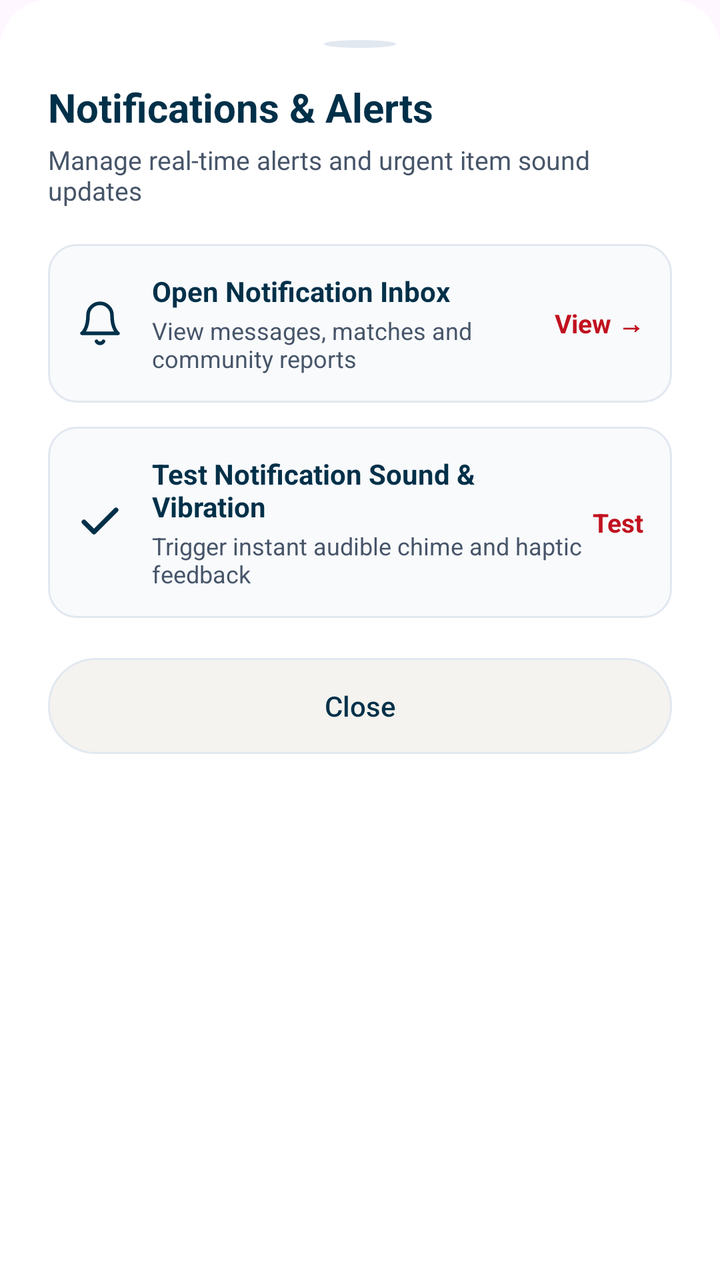
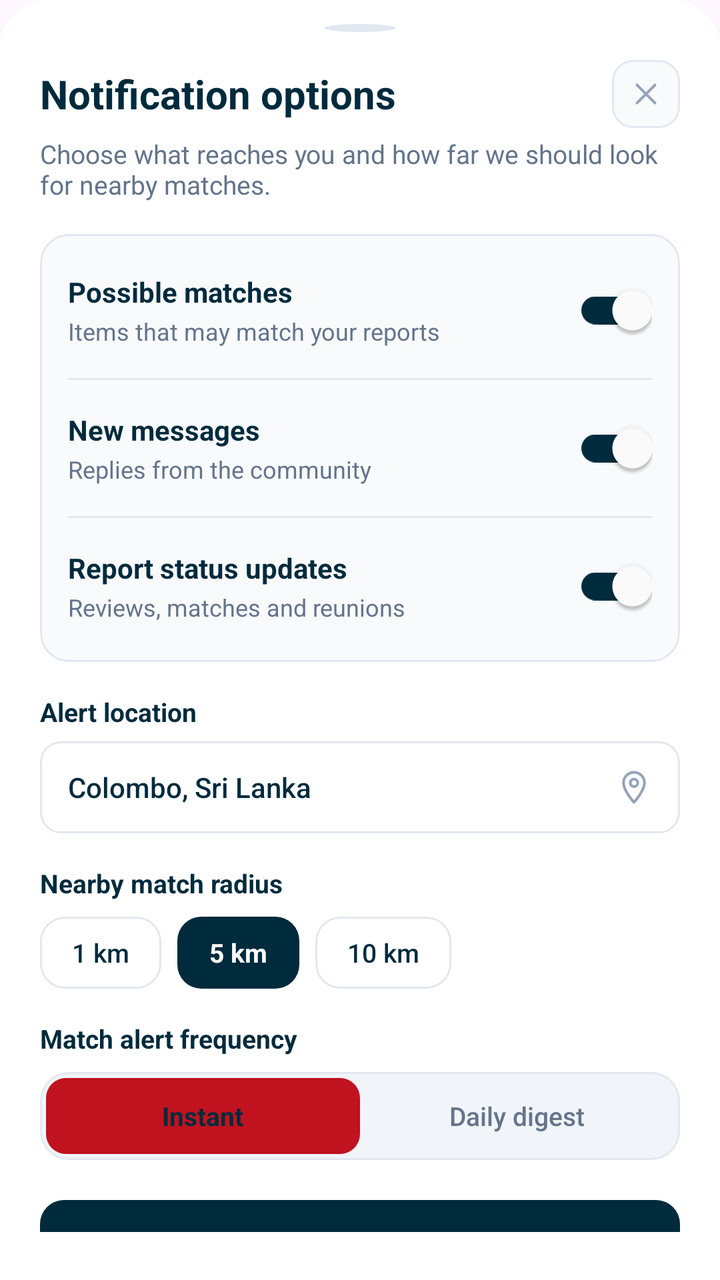

Screens rendered from an Android XML layout before and after an edit, with the pre-edit source and the edit as a unified diff.
<!-- AndroidManifest.xml: application theme Theme.LostAndFound -->
<!-- res/layout/dialog_notification_options.xml -->
<?xml version="1.0" encoding="utf-8"?>
<LinearLayout xmlns:android="http://schemas.android.com/apk/res/android"
    xmlns:app="http://schemas.android.com/apk/res-auto"
    android:layout_width="match_parent"
    android:layout_height="wrap_content"
    android:background="@drawable/bg_bottom_sheet_rounded"
    android:orientation="vertical"
    android:paddingStart="24dp"
    android:paddingTop="20dp"
    android:paddingEnd="24dp"
    android:paddingBottom="24dp">

    <View
        android:layout_width="36dp"
        android:layout_height="4dp"
        android:layout_gravity="center_horizontal"
        android:layout_marginBottom="16dp"
        android:background="@drawable/bg_onboard_dot_inactive" />

    <TextView
        android:layout_width="wrap_content"
        android:layout_height="wrap_content"
        android:fontFamily="sans-serif-bold"
        android:text="Notifications &amp; Alerts"
        android:textColor="@color/text_primary"
        android:textSize="20sp"
        android:textStyle="bold" />

    <TextView
        android:layout_width="wrap_content"
        android:layout_height="wrap_content"
        android:layout_marginTop="4dp"
        android:fontFamily="sans-serif"
        android:text="Manage real-time alerts and urgent item sound updates"
        android:textColor="@color/text_secondary"
        android:textSize="13sp" />

    
    <LinearLayout
        android:id="@+id/btnViewInbox"
        android:layout_width="match_parent"
        android:layout_height="wrap_content"
        android:layout_marginTop="18dp"
        android:background="@drawable/bg_stat_banner"
        android:clickable="true"
        android:focusable="true"
        android:gravity="center_vertical"
        android:orientation="horizontal"
        android:padding="14dp">

        <ImageView
            android:layout_width="24dp"
            android:layout_height="24dp"
            android:contentDescription="Inbox"
            android:src="@drawable/ic_bell"
            app:tint="@color/text_primary" />

        <LinearLayout
            android:layout_width="0dp"
            android:layout_height="wrap_content"
            android:layout_marginStart="14dp"
            android:layout_weight="1"
            android:orientation="vertical">

            <TextView
                android:layout_width="wrap_content"
                android:layout_height="wrap_content"
                android:fontFamily="sans-serif-bold"
                android:text="Open Notification Inbox"
                android:textColor="@color/text_primary"
                android:textSize="14sp"
                android:textStyle="bold" />

            <TextView
                android:layout_width="wrap_content"
                android:layout_height="wrap_content"
                android:layout_marginTop="2dp"
                android:fontFamily="sans-serif"
                android:text="View messages, matches and community reports"
                android:textColor="@color/text_secondary"
                android:textSize="12sp" />
        </LinearLayout>

        <TextView
            android:layout_width="wrap_content"
            android:layout_height="wrap_content"
            android:fontFamily="sans-serif-bold"
            android:text="View →"
            android:textColor="@color/primary"
            android:textSize="13sp"
            android:textStyle="bold" />
    </LinearLayout>

    
    <LinearLayout
        android:id="@+id/btnTestSound"
        android:layout_width="match_parent"
        android:layout_height="wrap_content"
        android:layout_marginTop="12dp"
        android:background="@drawable/bg_stat_banner"
        android:clickable="true"
        android:focusable="true"
        android:gravity="center_vertical"
        android:orientation="horizontal"
        android:padding="14dp">

        <ImageView
            android:layout_width="24dp"
            android:layout_height="24dp"
            android:contentDescription="Test Sound"
            android:src="@drawable/ic_verified_check"
            app:tint="@color/text_primary" />

        <LinearLayout
            android:layout_width="0dp"
            android:layout_height="wrap_content"
            android:layout_marginStart="14dp"
            android:layout_weight="1"
            android:orientation="vertical">

            <TextView
                android:layout_width="wrap_content"
                android:layout_height="wrap_content"
                android:fontFamily="sans-serif-bold"
                android:text="Test Notification Sound &amp; Vibration"
                android:textColor="@color/text_primary"
                android:textSize="14sp"
                android:textStyle="bold" />

            <TextView
                android:layout_width="wrap_content"
                android:layout_height="wrap_content"
                android:layout_marginTop="2dp"
                android:fontFamily="sans-serif"
                android:text="Trigger instant audible chime and haptic feedback"
                android:textColor="@color/text_secondary"
                android:textSize="12sp" />
        </LinearLayout>

        <TextView
            android:layout_width="wrap_content"
            android:layout_height="wrap_content"
            android:fontFamily="sans-serif-bold"
            android:text="Test"
            android:textColor="@color/primary"
            android:textSize="13sp"
            android:textStyle="bold" />
    </LinearLayout>

    <TextView
        android:id="@+id/btnDismissNotifDialog"
        android:layout_width="match_parent"
        android:layout_height="48dp"
        android:layout_marginTop="20dp"
        android:background="@drawable/bg_pill_inactive"
        android:clickable="true"
        android:focusable="true"
        android:fontFamily="sans-serif-medium"
        android:gravity="center"
        android:text="Close"
        android:textColor="@color/text_primary"
        android:textSize="14sp" />

</LinearLayout>
<!-- resources referenced by this layout -->
<resources>
  <color name="primary">#FFC1121F</color>
  <color name="text_primary">#FF003049</color>
  <color name="text_secondary">#FF475569</color>
  <!-- drawable bg_onboard_dot_inactive (drawable) -->
  <?xml version="1.0" encoding="utf-8"?>
  <shape xmlns:android="http://schemas.android.com/apk/res/android"
      android:shape="oval">
      <solid android:color="@color/component_stroke" />
  </shape>
  <!-- drawable bg_pill_inactive (drawable) -->
  <?xml version="1.0" encoding="utf-8"?>
  <shape xmlns:android="http://schemas.android.com/apk/res/android"
      android:shape="rectangle">
      <solid android:color="#F5F3EF" />
      <corners android:radius="24dp" />
      <stroke
          android:width="1dp"
          android:color="@color/nude_light_taupe" />
  </shape>
  <!-- drawable bg_stat_banner (drawable) -->
  <?xml version="1.0" encoding="utf-8"?>
  <shape xmlns:android="http://schemas.android.com/apk/res/android"
      android:shape="rectangle">
      <corners android:radius="14dp" />
      <stroke
          android:width="1dp"
          android:color="#E2E8F0" />
      <solid android:color="#F8FAFC" />
  </shape>
  <!-- drawable ic_bell (drawable) -->
  <vector xmlns:android="http://schemas.android.com/apk/res/android"
      android:width="26dp"
      android:height="26dp"
      android:viewportWidth="24"
      android:viewportHeight="24">
    <path
        android:fillColor="@android:color/transparent"
        android:strokeColor="#4A382F"
        android:strokeWidth="1.8"
        android:strokeLineCap="round"
        android:strokeLineJoin="round"
        android:pathData="M18,8A6,6 0 0,0 6,8c0,7 -3,9 -3,9h18s-3,-2 -3,-9" />
    <path
        android:fillColor="@android:color/transparent"
        android:strokeColor="#4A382F"
        android:strokeWidth="1.8"
        android:strokeLineCap="round"
        android:strokeLineJoin="round"
        android:pathData="M13.73,21a2,2 0 0,1 -3.46,0" />
  </vector>
  <!-- drawable ic_verified_check (drawable) -->
  <vector xmlns:android="http://schemas.android.com/apk/res/android"
      android:width="14dp"
      android:height="14dp"
      android:viewportWidth="24"
      android:viewportHeight="24">
    <path
        android:fillColor="@android:color/transparent"
        android:strokeColor="#003049"
        android:strokeWidth="2.4"
        android:strokeLineCap="round"
        android:strokeLineJoin="round"
        android:pathData="M20,6L9,17l-5,-5" />
  </vector>
  <style name="Theme.LostAndFound" parent="Base.Theme.LostAndFound" />
  <color name="white">#FFFFFFFF</color>
  <color name="component_stroke">#FFE2E8F0</color>
  <color name="nude_light_taupe">#FFE2E8F0</color>
  <!-- unchanged entries left out for length: 2 -->
</resources>

<!-- the commit's change to res/layout/dialog_notification_options.xml (unified diff, before → after) -->
@@ -1,164 +1,387 @@
 <?xml version="1.0" encoding="utf-8"?>
 <LinearLayout xmlns:android="http://schemas.android.com/apk/res/android"
     xmlns:app="http://schemas.android.com/apk/res-auto"
+    xmlns:tools="http://schemas.android.com/tools"
     android:layout_width="match_parent"
     android:layout_height="wrap_content"
     android:background="@drawable/bg_bottom_sheet_rounded"
     android:orientation="vertical"
-    android:paddingStart="24dp"
-    android:paddingTop="20dp"
-    android:paddingEnd="24dp"
+    android:paddingStart="20dp"
+    android:paddingTop="12dp"
+    android:paddingEnd="20dp"
     android:paddingBottom="24dp">
 
+    
     <View
         android:layout_width="36dp"
         android:layout_height="4dp"
         android:layout_gravity="center_horizontal"
-        android:layout_marginBottom="16dp"
+        android:layout_marginBottom="14dp"
         android:background="@drawable/bg_onboard_dot_inactive" />
 
-    <TextView
-        android:layout_width="wrap_content"
-        android:layout_height="wrap_content"
-        android:fontFamily="sans-serif-bold"
-        android:text="Notifications &amp; Alerts"
-        android:textColor="@color/text_primary"
-        android:textSize="20sp"
-        android:textStyle="bold" />
+    
+    <RelativeLayout
+        android:layout_width="match_parent"
+        android:layout_height="wrap_content">
+
+        <TextView
+            android:id="@+id/tvNotifOptionsTitle"
+            android:layout_width="wrap_content"
+            android:layout_height="wrap_content"
+            android:layout_alignParentStart="true"
+            android:layout_centerVertical="true"
+            android:fontFamily="sans-serif-bold"
+            android:text="Notification options"
+            android:textColor="#002B3D"
+            android:textSize="20sp"
+            android:textStyle="bold" />
+
+        <ImageView
+            android:id="@+id/btnCloseNotificationOptions"
+            android:layout_width="34dp"
+            android:layout_height="34dp"
+            android:layout_alignParentEnd="true"
+            android:layout_centerVertical="true"
+            android:background="@drawable/bg_dialog_close"
+            android:clickable="true"
+            android:contentDescription="Close"
+            android:focusable="true"
+            android:padding="8dp"
+            android:src="@drawable/ic_close"
+            app:tint="#94A3B8" />
+    </RelativeLayout>
 
     <TextView
         android:layout_width="wrap_content"
         android:layout_height="wrap_content"
         android:layout_marginTop="4dp"
         android:fontFamily="sans-serif"
-        android:text="Manage real-time alerts and urgent item sound updates"
-        android:textColor="@color/text_secondary"
+        android:text="Choose what reaches you and how far we should look for nearby matches."
+        android:textColor="#64748B"
         android:textSize="13sp" />
 
     
     <LinearLayout
-        android:id="@+id/btnViewInbox"
-        android:layout_width="match_parent"
-        android:layout_height="wrap_content"
-        android:layout_marginTop="18dp"
-        android:background="@drawable/bg_stat_banner"
+        android:layout_width="match_parent"
+        android:layout_height="wrap_content"
+        android:layout_marginTop="16dp"
+        android:background="@drawable/bg_edit_photo_card"
+        android:orientation="vertical"
+        android:paddingStart="14dp"
+        android:paddingTop="4dp"
+        android:paddingEnd="14dp"
+        android:paddingBottom="4dp">
+
+        
+        <LinearLayout
+            android:layout_width="match_parent"
+            android:layout_height="wrap_content"
+            android:gravity="center_vertical"
+            android:orientation="horizontal"
+            android:paddingTop="10dp"
+            android:paddingBottom="10dp">
+
+            <LinearLayout
+                android:layout_width="0dp"
+                android:layout_height="wrap_content"
+                android:layout_weight="1"
+                android:orientation="vertical">
+
+                <TextView
+                    android:layout_width="wrap_content"
+                    android:layout_height="wrap_content"
+                    android:fontFamily="sans-serif-bold"
+                    android:text="Possible matches"
+                    android:textColor="#002B3D"
+                    android:textSize="14sp"
+                    android:textStyle="bold" />
+
+                <TextView
+                    android:layout_width="wrap_content"
+                    android:layout_height="wrap_content"
+                    android:layout_marginTop="2dp"
+                    android:fontFamily="sans-serif"
+                    android:text="Items that may match your reports"
+                    android:textColor="#64748B"
+                    android:textSize="12sp" />
+            </LinearLayout>
+
+            <androidx.appcompat.widget.SwitchCompat
+                android:id="@+id/switchPossibleMatches"
+                android:layout_width="wrap_content"
+                android:layout_height="wrap_content"
+                android:checked="true"
+                app:thumbTint="@color/white"
+                app:trackTint="#002B3D" />
+        </LinearLayout>
+
+        <View
+            android:layout_width="match_parent"
+            android:layout_height="1dp"
+            android:background="#E2E8F0" />
+
+        
+        <LinearLayout
+            android:layout_width="match_parent"
+            android:layout_height="wrap_content"
+            android:gravity="center_vertical"
+            android:orientation="horizontal"
+            android:paddingTop="10dp"
+            android:paddingBottom="10dp">
+
+            <LinearLayout
+                android:layout_width="0dp"
+                android:layout_height="wrap_content"
+                android:layout_weight="1"
+                android:orientation="vertical">
+
+                <TextView
+                    android:layout_width="wrap_content"
+                    android:layout_height="wrap_content"
+                    android:fontFamily="sans-serif-bold"
+                    android:text="New messages"
+                    android:textColor="#002B3D"
+                    android:textSize="14sp"
+                    android:textStyle="bold" />
+
+                <TextView
+                    android:layout_width="wrap_content"
+                    android:layout_height="wrap_content"
+                    android:layout_marginTop="2dp"
+                    android:fontFamily="sans-serif"
+                    android:text="Replies from the community"
+                    android:textColor="#64748B"
+                    android:textSize="12sp" />
+            </LinearLayout>
+
+            <androidx.appcompat.widget.SwitchCompat
+                android:id="@+id/switchNewMessages"
+                android:layout_width="wrap_content"
+                android:layout_height="wrap_content"
+                android:checked="true"
+                app:thumbTint="@color/white"
+                app:trackTint="#002B3D" />
+        </LinearLayout>
+
+        <View
+            android:layout_width="match_parent"
+            android:layout_height="1dp"
+            android:background="#E2E8F0" />
+
+        
+        <LinearLayout
+            android:layout_width="match_parent"
+            android:layout_height="wrap_content"
+            android:gravity="center_vertical"
+            android:orientation="horizontal"
+            android:paddingTop="10dp"
+            android:paddingBottom="10dp">
+
+            <LinearLayout
+                android:layout_width="0dp"
+                android:layout_height="wrap_content"
+                android:layout_weight="1"
+                android:orientation="vertical">
+
+                <TextView
+                    android:layout_width="wrap_content"
+                    android:layout_height="wrap_content"
+                    android:fontFamily="sans-serif-bold"
+                    android:text="Report status updates"
+                    android:textColor="#002B3D"
+                    android:textSize="14sp"
+                    android:textStyle="bold" />
+
+                <TextView
+                    android:layout_width="wrap_content"
+                    android:layout_height="wrap_content"
+                    android:layout_marginTop="2dp"
+                    android:fontFamily="sans-serif"
+                    android:text="Reviews, matches and reunions"
+                    android:textColor="#64748B"
+                    android:textSize="12sp" />
+            </LinearLayout>
+
+            <androidx.appcompat.widget.SwitchCompat
+                android:id="@+id/switchReportUpdates"
+                android:layout_width="wrap_content"
+                android:layout_height="wrap_content"
+                android:checked="true"
+                app:thumbTint="@color/white"
+                app:trackTint="#002B3D" />
+        </LinearLayout>
+
+    </LinearLayout>
+
+    
+    <TextView
+        android:layout_width="wrap_content"
+        android:layout_height="wrap_content"
+        android:layout_marginTop="16dp"
+        android:fontFamily="sans-serif-bold"
+        android:text="Alert location"
+        android:textColor="#002B3D"
+        android:textSize="13sp"
+        android:textStyle="bold" />
+
+    <RelativeLayout
+        android:layout_width="match_parent"
+        android:layout_height="46dp"
+        android:layout_marginTop="6dp"
+        android:background="@drawable/bg_edit_input">
+
+        <EditText
+            android:id="@+id/etAlertLocation"
+            android:layout_width="match_parent"
+            android:layout_height="match_parent"
+            android:background="@null"
+            android:fontFamily="sans-serif-medium"
+            android:inputType="textPostalAddress|textCapWords"
+            android:paddingStart="14dp"
+            android:paddingEnd="42dp"
+            android:text="Colombo, Sri Lanka"
+            android:textColor="#002B3D"
+            android:textSize="14sp" />
+
+        <ImageView
+            android:layout_width="18dp"
+            android:layout_height="18dp"
+            android:layout_alignParentEnd="true"
+            android:layout_centerVertical="true"
+            android:layout_marginEnd="14dp"
+            android:contentDescription="Location icon"
+            android:src="@drawable/ic_location"
+            app:tint="#94A3B8" />
+    </RelativeLayout>
+
+    
+    <TextView
+        android:layout_width="wrap_content"
+        android:layout_height="wrap_content"
+        android:layout_marginTop="16dp"
+        android:fontFamily="sans-serif-bold"
+        android:text="Nearby match radius"
+        android:textColor="#002B3D"
+        android:textSize="13sp"
+        android:textStyle="bold" />
+
+    <LinearLayout
+        android:layout_width="match_parent"
+        android:layout_height="wrap_content"
+        android:layout_marginTop="8dp"
+        android:orientation="horizontal">
+
+        <TextView
+            android:id="@+id/chipRadius1km"
+            android:layout_width="wrap_content"
+            android:layout_height="36dp"
+            android:layout_marginEnd="8dp"
+            android:background="@drawable/bg_btn_cancel_edit"
+            android:clickable="true"
+            android:focusable="true"
+            android:fontFamily="sans-serif-medium"
+            android:gravity="center"
+            android:paddingStart="16dp"
+            android:paddingEnd="16dp"
+            android:text="1 km"
+            android:textColor="#002B3D"
+            android:textSize="13sp" />
+
+        <TextView
+            android:id="@+id/chipRadius5km"
+            android:layout_width="wrap_content"
+            android:layout_height="36dp"
+            android:layout_marginEnd="8dp"
+            android:background="@drawable/bg_btn_save_profile"
+            android:clickable="true"
+            android:focusable="true"
+            android:fontFamily="sans-serif-bold"
+            android:gravity="center"
+            android:paddingStart="16dp"
+            android:paddingEnd="16dp"
+            android:text="5 km"
+            android:textColor="@color/white"
+            android:textSize="13sp"
+            android:textStyle="bold" />
+
+        <TextView
+            android:id="@+id/chipRadius10km"
+            android:layout_width="wrap_content"
+            android:layout_height="36dp"
+            android:background="@drawable/bg_btn_cancel_edit"
+            android:clickable="true"
+            android:focusable="true"
+            android:fontFamily="sans-serif-medium"
+            android:gravity="center"
+            android:paddingStart="16dp"
+            android:paddingEnd="16dp"
+            android:text="10 km"
+            android:textColor="#002B3D"
+            android:textSize="13sp" />
+    </LinearLayout>
+
+    
+    <TextView
+        android:layout_width="wrap_content"
+        android:layout_height="wrap_content"
+        android:layout_marginTop="16dp"
+        android:fontFamily="sans-serif-bold"
+        android:text="Match alert frequency"
+        android:textColor="#002B3D"
+        android:textSize="13sp"
+        android:textStyle="bold" />
+
+    <LinearLayout
+        android:layout_width="match_parent"
+        android:layout_height="44dp"
+        android:layout_marginTop="8dp"
+        android:background="@drawable/bg_segment_container"
+        android:orientation="horizontal"
+        android:padding="3dp">
+
+        <TextView
+            android:id="@+id/tabInstant"
+            android:layout_width="0dp"
+            android:layout_height="match_parent"
+            android:layout_weight="1"
+            android:background="@drawable/bg_segment_active"
+            android:clickable="true"
+            android:focusable="true"
+            android:fontFamily="sans-serif-bold"
+            android:gravity="center"
+            android:text="Instant"
+            android:textColor="#002B3D"
+            android:textSize="13sp"
+            android:textStyle="bold" />
+
+        <TextView
+            android:id="@+id/tabDailyDigest"
+            android:layout_width="0dp"
+            android:layout_height="match_parent"
+            android:layout_weight="1"
+            android:clickable="true"
+            android:focusable="true"
+            android:fontFamily="sans-serif-medium"
+            android:gravity="center"
+            android:text="Daily digest"
+            android:textColor="#64748B"
+            android:textSize="13sp" />
+    </LinearLayout>
+
+    
+    <TextView
+        android:id="@+id/btnSavePreferences"
+        android:layout_width="match_parent"
+        android:layout_height="48dp"
+        android:layout_marginTop="20dp"
+        android:background="@drawable/bg_btn_save_profile"
         android:clickable="true"
         android:focusable="true"
-        android:gravity="center_vertical"
-        android:orientation="horizontal"
-        android:padding="14dp">
-
-        <ImageView
-            android:layout_width="24dp"
-            android:layout_height="24dp"
-            android:contentDescription="Inbox"
-            android:src="@drawable/ic_bell"
-            app:tint="@color/text_primary" />
-
-        <LinearLayout
-            android:layout_width="0dp"
-            android:layout_height="wrap_content"
-            android:layout_marginStart="14dp"
-            android:layout_weight="1"
-            android:orientation="vertical">
-
-            <TextView
-                android:layout_width="wrap_content"
-                android:layout_height="wrap_content"
-                android:fontFamily="sans-serif-bold"
-                android:text="Open Notification Inbox"
-                android:textColor="@color/text_primary"
-                android:textSize="14sp"
-                android:textStyle="bold" />
-
-            <TextView
-                android:layout_width="wrap_content"
-                android:layout_height="wrap_content"
-                android:layout_marginTop="2dp"
-                android:fontFamily="sans-serif"
-                android:text="View messages, matches and community reports"
-                android:textColor="@color/text_secondary"
-                android:textSize="12sp" />
-        </LinearLayout>
-
-        <TextView
-            android:layout_width="wrap_content"
-            android:layout_height="wrap_content"
-            android:fontFamily="sans-serif-bold"
-            android:text="View →"
-            android:textColor="@color/primary"
-            android:textSize="13sp"
-            android:textStyle="bold" />
-    </LinearLayout>
-
-    
-    <LinearLayout
-        android:id="@+id/btnTestSound"
-        android:layout_width="match_parent"
-        android:layout_height="wrap_content"
-        android:layout_marginTop="12dp"
-        android:background="@drawable/bg_stat_banner"
-        android:clickable="true"
-        android:focusable="true"
-        android:gravity="center_vertical"
-        android:orientation="horizontal"
-        android:padding="14dp">
-
-        <ImageView
-            android:layout_width="24dp"
-            android:layout_height="24dp"
-            android:contentDescription="Test Sound"
-            android:src="@drawable/ic_verified_check"
-            app:tint="@color/text_primary" />
-
-        <LinearLayout
-            android:layout_width="0dp"
-            android:layout_height="wrap_content"
-            android:layout_marginStart="14dp"
-            android:layout_weight="1"
-            android:orientation="vertical">
-
-            <TextView
-                android:layout_width="wrap_content"
-                android:layout_height="wrap_content"
-                android:fontFamily="sans-serif-bold"
-                android:text="Test Notification Sound &amp; Vibration"
-                android:textColor="@color/text_primary"
-                android:textSize="14sp"
-                android:textStyle="bold" />
-
-            <TextView
-                android:layout_width="wrap_content"
-                android:layout_height="wrap_content"
-                android:layout_marginTop="2dp"
-                android:fontFamily="sans-serif"
-                android:text="Trigger instant audible chime and haptic feedback"
-                android:textColor="@color/text_secondary"
-                android:textSize="12sp" />
-        </LinearLayout>
-
-        <TextView
-            android:layout_width="wrap_content"
-            android:layout_height="wrap_content"
-            android:fontFamily="sans-serif-bold"
-            android:text="Test"
-            android:textColor="@color/primary"
-            android:textSize="13sp"
-            android:textStyle="bold" />
-    </LinearLayout>
-
-    <TextView
-        android:id="@+id/btnDismissNotifDialog"
-        android:layout_width="match_parent"
-        android:layout_height="48dp"
-        android:layout_marginTop="20dp"
-        android:background="@drawable/bg_pill_inactive"
-        android:clickable="true"
-        android:focusable="true"
-        android:fontFamily="sans-serif-medium"
+        android:fontFamily="sans-serif-bold"
         android:gravity="center"
-        android:text="Close"
-        android:textColor="@color/text_primary"
-        android:textSize="14sp" />
+        android:text="Save preferences"
+        android:textColor="@color/white"
+        android:textSize="15sp"
+        android:textStyle="bold" />
 
 </LinearLayout>
<!-- resource entries referenced after the edit -->
@@ -1,73 +1,104 @@
 <!-- resources referenced by this layout -->
 <resources>
-  <color name="primary">#FFC1121F</color>
-  <color name="text_primary">#FF003049</color>
-  <color name="text_secondary">#FF475569</color>
   <!-- drawable bg_onboard_dot_inactive (drawable) -->
   <?xml version="1.0" encoding="utf-8"?>
   <shape xmlns:android="http://schemas.android.com/apk/res/android"
       android:shape="oval">
       <solid android:color="@color/component_stroke" />
   </shape>
-  <!-- drawable bg_pill_inactive (drawable) -->
-  <?xml version="1.0" encoding="utf-8"?>
+  <!-- drawable bg_segment_active (drawable) -->
+  ﻿<?xml version="1.0" encoding="utf-8"?>
   <shape xmlns:android="http://schemas.android.com/apk/res/android"
       android:shape="rectangle">
-      <solid android:color="#F5F3EF" />
-      <corners android:radius="24dp" />
-      <stroke
-          android:width="1dp"
-          android:color="@color/nude_light_taupe" />
+      <corners android:radius="10dp" />
+      <solid android:color="#C1121F" />
   </shape>
-  <!-- drawable bg_stat_banner (drawable) -->
+  <!-- drawable bg_segment_container (drawable) -->
   <?xml version="1.0" encoding="utf-8"?>
   <shape xmlns:android="http://schemas.android.com/apk/res/android"
       android:shape="rectangle">
       <corners android:radius="14dp" />
-      <stroke
-          android:width="1dp"
-          android:color="#E2E8F0" />
-      <solid android:color="#F8FAFC" />
+      <solid android:color="#F1F5F9" />
+      <stroke android:width="1dp" android:color="@color/component_stroke" />
   </shape>
-  <!-- drawable ic_bell (drawable) -->
+  <!-- drawable ic_close (drawable) -->
   <vector xmlns:android="http://schemas.android.com/apk/res/android"
-      android:width="26dp"
-      android:height="26dp"
+      android:width="24dp"
+      android:height="24dp"
       android:viewportWidth="24"
       android:viewportHeight="24">
     <path
         android:fillColor="@android:color/transparent"
-        android:strokeColor="#4A382F"
+        android:strokeColor="#111827"
         android:strokeWidth="1.8"
         android:strokeLineCap="round"
         android:strokeLineJoin="round"
-        android:pathData="M18,8A6,6 0 0,0 6,8c0,7 -3,9 -3,9h18s-3,-2 -3,-9" />
-    <path
-        android:fillColor="@android:color/transparent"
-        android:strokeColor="#4A382F"
-        android:strokeWidth="1.8"
-        android:strokeLineCap="round"
-        android:strokeLineJoin="round"
-        android:pathData="M13.73,21a2,2 0 0,1 -3.46,0" />
+        android:pathData="M18,6L6,18M6,6l12,12" />
   </vector>
-  <!-- drawable ic_verified_check (drawable) -->
+  <!-- drawable ic_location (drawable) -->
   <vector xmlns:android="http://schemas.android.com/apk/res/android"
-      android:width="14dp"
-      android:height="14dp"
+      android:width="20dp"
+      android:height="20dp"
       android:viewportWidth="24"
       android:viewportHeight="24">
     <path
         android:fillColor="@android:color/transparent"
-        android:strokeColor="#003049"
-        android:strokeWidth="2.4"
+        android:strokeColor="#9CA3AF"
+        android:strokeWidth="1.8"
         android:strokeLineCap="round"
         android:strokeLineJoin="round"
-        android:pathData="M20,6L9,17l-5,-5" />
+        android:pathData="M12,2a7,7 0 0,0 -7,7c0,5.25 7,13 7,13s7,-7.75 7,-13a7,7 0 0,0 -7,-7zM12,11.5a2.5,2.5 0 1,1 0,-5 2.5,2.5 0 0,1 0,5z" />
   </vector>
   <style name="Theme.LostAndFound" parent="Base.Theme.LostAndFound" />
   <color name="white">#FFFFFFFF</color>
+  <!-- drawable bg_btn_cancel_edit (drawable) -->
+  <?xml version="1.0" encoding="utf-8"?>
+  <shape xmlns:android="http://schemas.android.com/apk/res/android"
+      android:shape="rectangle">
+      <solid android:color="@color/white" />
+      <stroke
+          android:width="1dp"
+          android:color="#E2E8F0" />
+      <corners android:radius="12dp" />
+  </shape>
+  <!-- drawable bg_btn_save_profile (drawable) -->
+  <?xml version="1.0" encoding="utf-8"?>
+  <shape xmlns:android="http://schemas.android.com/apk/res/android"
+      android:shape="rectangle">
+      <solid android:color="#002B3D" />
+      <corners android:radius="12dp" />
+  </shape>
+  <!-- drawable bg_dialog_close (drawable) -->
+  <?xml version="1.0" encoding="utf-8"?>
+  <shape xmlns:android="http://schemas.android.com/apk/res/android"
+      android:shape="rectangle">
+      <solid android:color="#F8FAFC" />
+      <stroke
+          android:width="1dp"
+          android:color="#E2E8F0" />
+      <corners android:radius="10dp" />
+  </shape>
+  <!-- drawable bg_edit_input (drawable) -->
+  <?xml version="1.0" encoding="utf-8"?>
+  <shape xmlns:android="http://schemas.android.com/apk/res/android"
+      android:shape="rectangle">
+      <solid android:color="@color/white" />
+      <stroke
+          android:width="1dp"
+          android:color="#E2E8F0" />
+      <corners android:radius="10dp" />
+  </shape>
+  <!-- drawable bg_edit_photo_card (drawable) -->
+  <?xml version="1.0" encoding="utf-8"?>
+  <shape xmlns:android="http://schemas.android.com/apk/res/android"
+      android:shape="rectangle">
+      <solid android:color="#F8FAFC" />
+      <stroke
+          android:width="1dp"
+          android:color="#E2E8F0" />
+      <corners android:radius="14dp" />
+  </shape>
   <color name="component_stroke">#FFE2E8F0</color>
-  <color name="nude_light_taupe">#FFE2E8F0</color>
   <!-- unchanged entries left out for length: 2 -->
 </resources>
 
